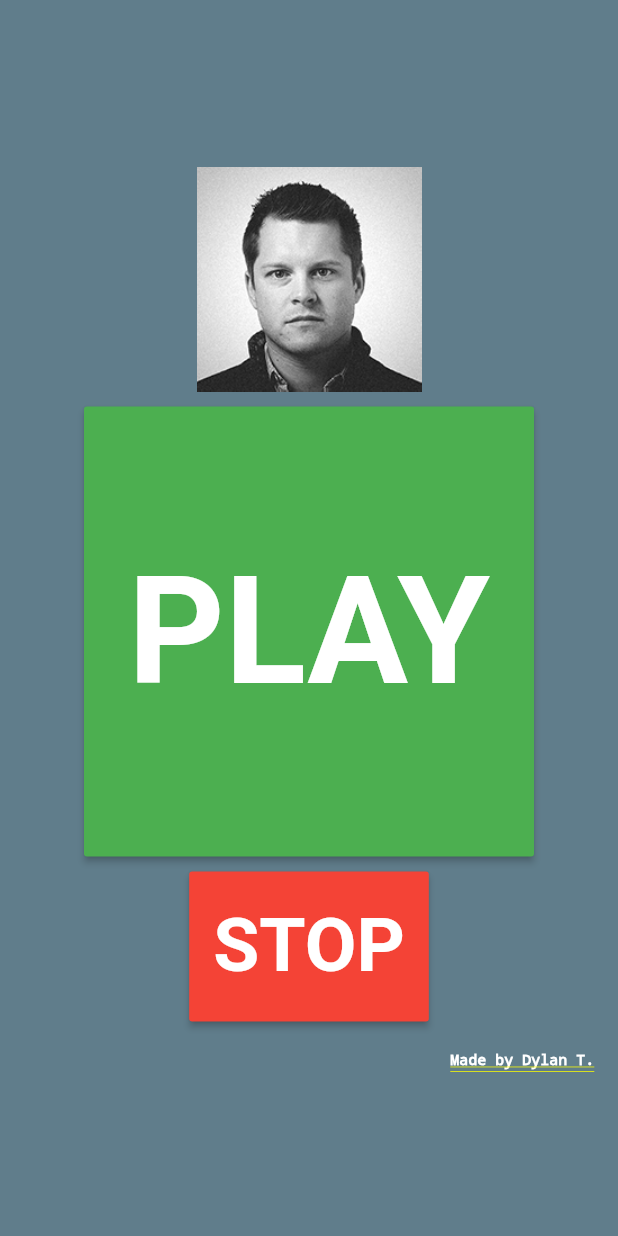
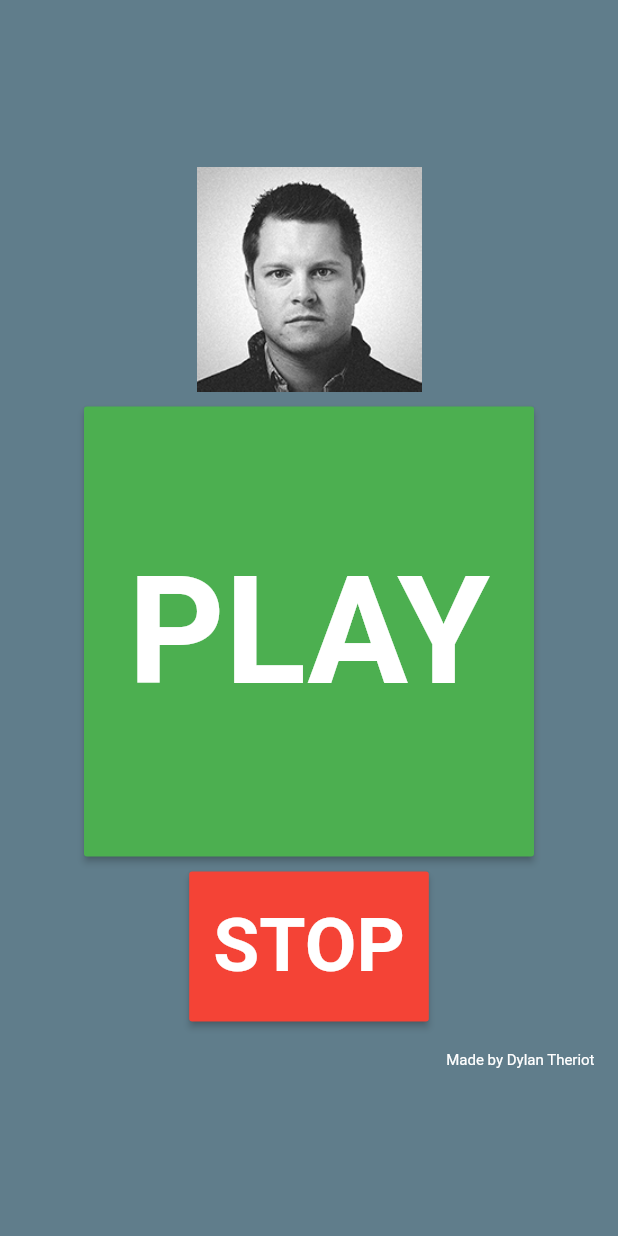
Before and after one commit to D-Theriot/michaels-button, a Flutter app: the screen it shows after launch, on a phone screen of 412 x 824 dp. Run offline on Flutter 3.47's test engine with Material 2 defaults, Android fonts, the phone set to English and light mode, and no system bars; our stand-ins replace audioplayers.

Commit message:
added material to remove text underline, changed to full name

```diff
--- a/lib/jeopardy.dart
+++ b/lib/jeopardy.dart
@@ -27,7 +27,7 @@ class JeopardyState extends State<Jeopardy> {
   @override
   Widget build(BuildContext context) {
     // Container is background
-    return Container(
+    return Material (child: Container(
       color: Colors.blueGrey,
       // Center to center
       child: Center(
@@ -75,12 +75,13 @@ class JeopardyState extends State<Jeopardy> {
               // Fourth is copyright
               Container (
                 alignment: Alignment(0.9, 1),
-                child: Text("Made by Dylan T.", style: TextStyle(fontSize: 10.0, color: Colors.white)
+                child: Text("Made by Dylan Theriot", style: TextStyle(fontSize: 10.0, color: Colors.white)
                 )
             )
           ],
         ),
-      )
+      ),
+    ),
     );
   }
 }
```
